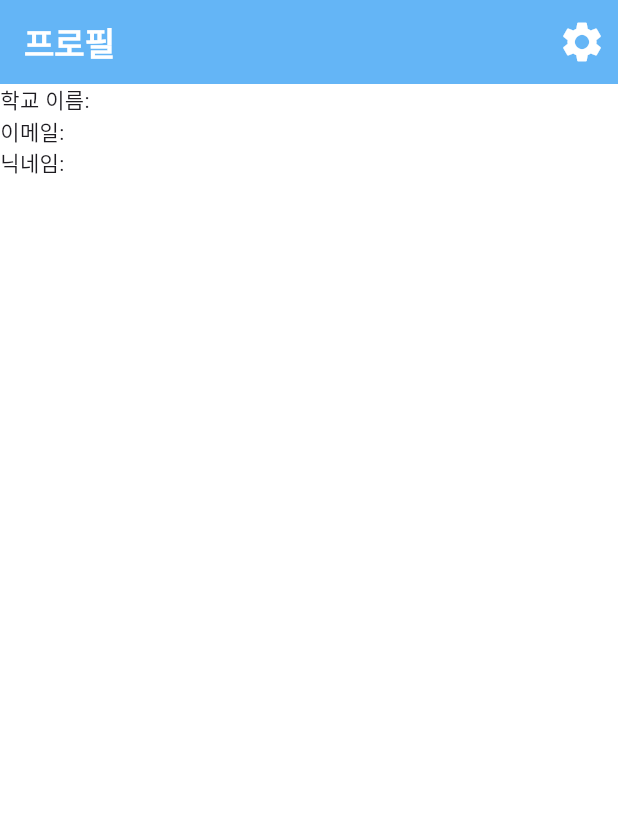
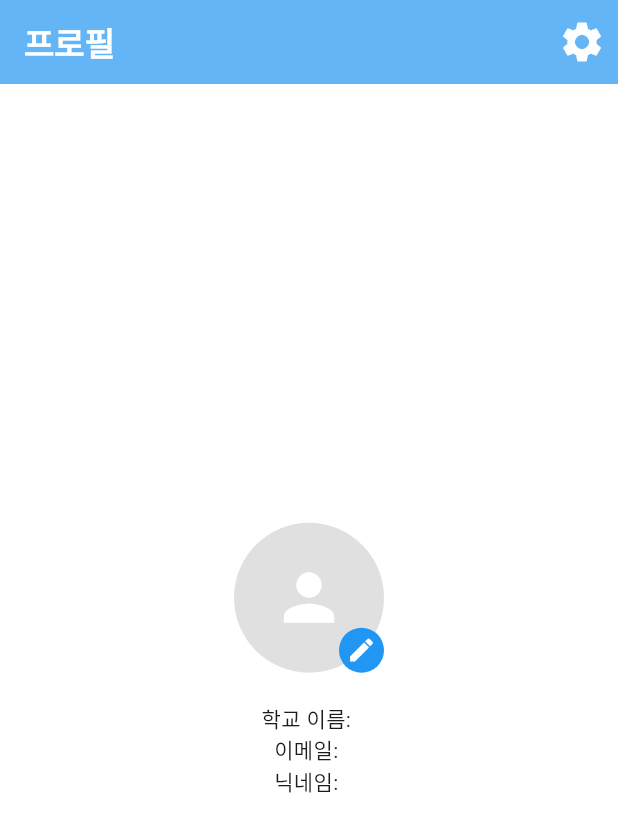
Before and after one commit to School-Meal/app, a Flutter app: the ProfileScreen screen opened directly, on a phone screen of 412 x 824 dp. Shown: the top 832 px of the screen. Run offline on Flutter 3.47's test engine with Material 3 defaults, Android fonts, the phone set to English and light mode, and no system bars; our stand-ins replace flutter_dotenv, flutter_secure_storage, image_picker, jwt_decoder, like_button; accounts and stored records are empty; network calls fail; Roboto replaces fonts that are missing (Pretendard); project files that could hold a hidden picture were left out.

Commit message:
chore: profile image 🌄

```diff
--- a/lib/screen/profile/profile_screen.dart
+++ b/lib/screen/profile/profile_screen.dart
@@ -1,5 +1,4 @@
 import 'dart:convert';
-
 import 'package:flutter/material.dart';
 import 'package:flutter_dotenv/flutter_dotenv.dart';
 import 'package:school_meal/screen/profile/setting/setting_screen.dart';
@@ -18,6 +17,7 @@ class _ProfileScreenState extends State<ProfileScreen> {
   String schoolName = '';
   String email = '';
   String nickName = '';
+  String? imageUri; // 프로필 이미지 URI를 저장할 변수
 
   @override
   void initState() {
@@ -45,6 +45,7 @@ class _ProfileScreenState extends State<ProfileScreen> {
             schoolName = profileData['schoolName'];
             email = profileData['email'];
             nickName = profileData['nickName'];
+            imageUri = profileData['imageUri']; // 이미지 URI 저장
           });
         } else {
           print('Failed to load profile data');
@@ -56,6 +57,12 @@ class _ProfileScreenState extends State<ProfileScreen> {
       print('No valid access token found');
       // 로그인이 필요하다는 메시지를 표시하거나, 로그인 화면으로 이동할 수 있습니다.
     }
+  }
+
+  // 이미지 선택 기능 (추가 기능 구현 가능)
+  void _pickImage() {
+    // 이미지 선택 기능 구현
+    print("이미지 수정 버튼 클릭됨");
   }
 
   @override
@@ -77,7 +84,7 @@ class _ProfileScreenState extends State<ProfileScreen> {
             onPressed: () {
               Navigator.push(
                 context,
-                MaterialPageRoute(builder: (context) => SettingScreen()),
+                MaterialPageRoute(builder: (context) => const SettingScreen()),
               );
             },
             icon: const Icon(
@@ -89,16 +96,50 @@ class _ProfileScreenState extends State<ProfileScreen> {
         ],
       ),
       body: Center(
-        child: Row(
+        child: Column(
+          mainAxisAlignment: MainAxisAlignment.center,
           children: [
-            Column(
-              crossAxisAlignment: CrossAxisAlignment.start,
+            Stack(
               children: [
-                Text("학교 이름: $schoolName"),
-                Text("이메일: $email"),
-                Text("닉네임: $nickName"),
+                CircleAvatar(
+                  radius: 50,
+                  backgroundColor: Colors.grey.shade300,
+                  backgroundImage: imageUri != null
+                      ? NetworkImage(imageUri!)
+                      : null, // 이미지 URI가 null이 아니면 표시
+                  child: imageUri == null
+                      ? Icon(
+                          Icons.person,
+                          size: 50,
+                          color: Colors.white,
+                        )
+                      : null, // 이미지 URI가 null이면 기본 아이콘 표시
+                ),
+                Positioned(
+                  bottom: 0,
+                  right: 0,
+                  child: GestureDetector(
+                    onTap: _pickImage,
+                    child: Container(
+                      padding: const EdgeInsets.all(5),
+                      decoration: BoxDecoration(
+                        color: Colors.blue,
+                        shape: BoxShape.circle,
+                      ),
+                      child: const Icon(
+                        Icons.edit,
+                        size: 20,
+                        color: Colors.white,
+                      ),
+                    ),
+                  ),
+                ),
               ],
             ),
+            const SizedBox(height: 20),
+            Text("학교 이름: $schoolName"),
+            Text("이메일: $email"),
+            Text("닉네임: $nickName"),
           ],
         ),
       ),
--- a/lib/screen/profile/setting/setting_screen.dart
+++ b/lib/screen/profile/setting/setting_screen.dart
@@ -47,7 +47,7 @@ class _SettingScreenState extends State<SettingScreen> {
           onPressed: () {
             Navigator.pop(context);
           },
-          icon: Icon(
+          icon: const Icon(
             Icons.arrow_back_ios_new,
             color: Colors.white,
           ),
```
Also changed, not shown: lib/screen/profile/edit/edit_screen.dart (added, +19 -0 lines).
